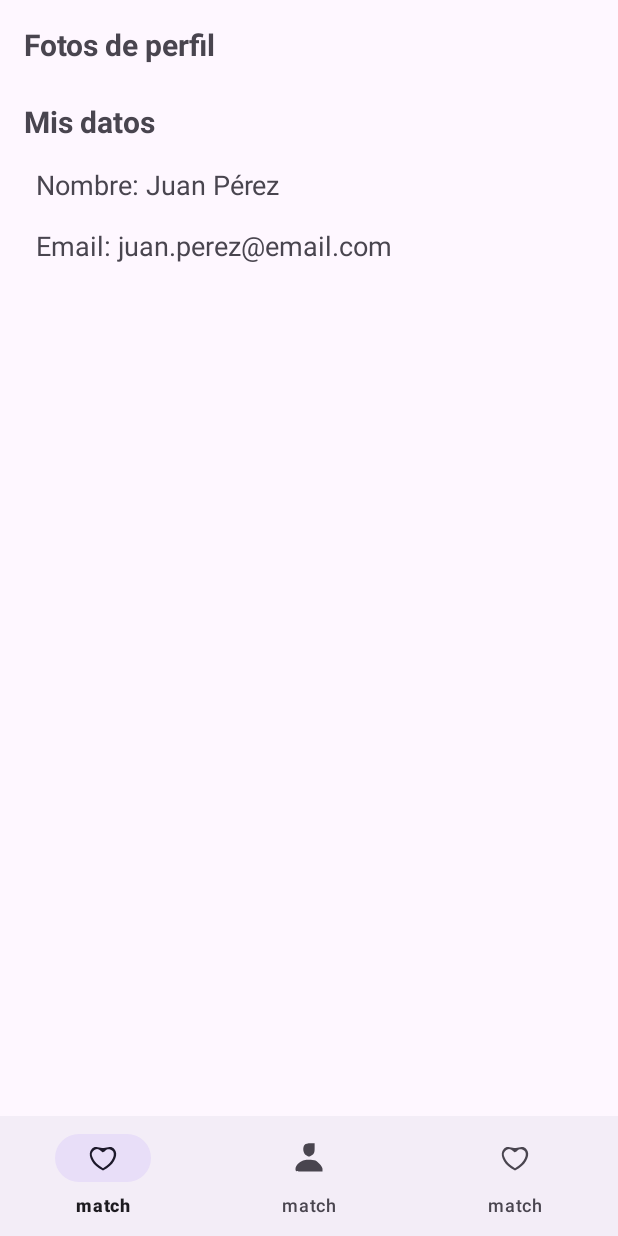
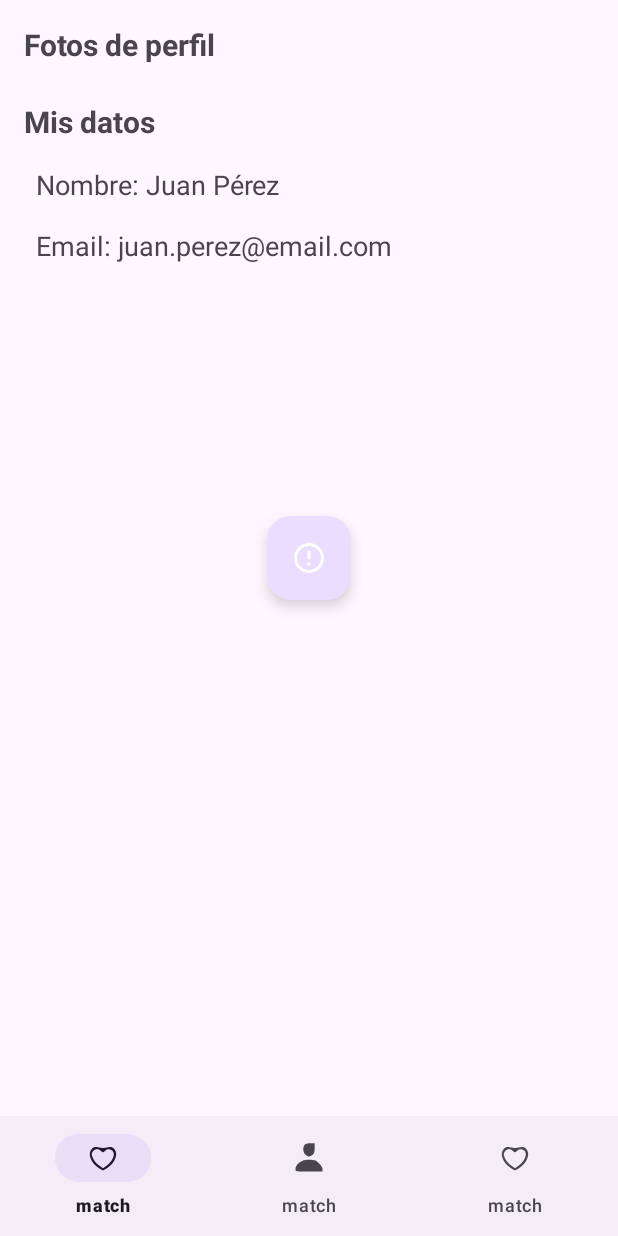
Before and after one commit to CarlosRM-ux/holly, an Android app: the SettingsFragment screen opened through its navigation route, on a phone screen of 412 x 824 dp. Run offline under Robolectric (Android 15) with nearby library versions, the phone set to English and light mode, and no system bars; our stand-ins replace Dagger/Hilt's generated code, navigation-ui.

Commit message:
Agregue al SettingsFragment.kt, la funcion botones() unicamente el boton para abrir la galeria y pasar la imagen a firebase

```diff
--- a/app/src/main/java/com/example/holly/Domain/model/Result.kt
+++ b/app/src/main/java/com/example/holly/Domain/model/Result.kt
@@ -1,4 +1,8 @@
 package com.example.holly.Domain.model
+ //Conceptos de Varianza:
+//out (productor): La clase devuelve valores. Es segura para la herencia.
+//
+//Sin out (consumidor): La clase acepta valores. El tipo tiene que ser exacto.
 
 sealed class Result <out T> {
     data class Success<out T>(val data: T) : Result<T>()
--- a/app/src/main/java/com/example/holly/Presentacion/ui/settings/SettingsFragment.kt
+++ b/app/src/main/java/com/example/holly/Presentacion/ui/settings/SettingsFragment.kt
@@ -5,6 +5,10 @@ import androidx.fragment.app.Fragment
 import android.view.LayoutInflater
 import android.view.View
 import android.view.ViewGroup
+import androidx.activity.result.PickVisualMediaRequest
+import androidx.activity.result.contract.ActivityResultContracts
+import androidx.fragment.app.viewModels
+import androidx.lifecycle.ViewModel
 import com.example.holly.databinding.FragmentSettingsBinding
 import dagger.hilt.android.AndroidEntryPoint
 import javax.inject.Inject
@@ -13,7 +17,7 @@ import javax.inject.Inject
 class SettingsFragment @Inject constructor(): Fragment() {
     private var _binding : FragmentSettingsBinding? =null
     private val binding get() = _binding!!
-
+    private val viewModel: SettingsViewModel by viewModels()
 
 
 
@@ -26,5 +30,25 @@ class SettingsFragment @Inject constructor(): Fragment() {
         return  binding.root
     }
 
+    val pickMedia =
+        registerForActivityResult(ActivityResultContracts.PickVisualMedia()) { uri ->
+            if (uri != null) {
+                println("Uri de la imagen seleccionada: $uri")
+                viewModel.uploadPhoto(uri)
+            }else {
+                println("no selecciono una imagen")
+            }
+        }
 
+    override fun onViewCreated(view: View, savedInstanceState: Bundle?) {
+        super.onViewCreated(view, savedInstanceState)
+
+        botones()
+
+    }
+
+    private fun botones() {
+        binding.agregar.setOnClickListener { pickMedia.launch(PickVisualMediaRequest(
+            ActivityResultContracts.PickVisualMedia.ImageOnly)) }
+    }
 }
--- a/app/src/main/res/layout/fragment_settings.xml
+++ b/app/src/main/res/layout/fragment_settings.xml
@@ -30,6 +30,18 @@
         tools:layoutManager="androidx.recyclerview.widget.GridLayoutManager"
         tools:listitem="@layout/item_photo"
         tools:spanCount="3" />
+
+    <com.google.android.material.floatingactionbutton.FloatingActionButton
+        android:id="@+id/agregar"
+        android:layout_width="wrap_content"
+        android:layout_height="wrap_content"
+        android:layout_margin="1dp"
+        app:srcCompat="@drawable/fingerprint_dialog_error"
+        app:tint="@android:color/white"
+        app:layout_constraintTop_toTopOf="parent"
+        app:layout_constraintLeft_toLeftOf="parent"
+        app:layout_constraintBottom_toBottomOf="parent"
+        app:layout_constraintRight_toRightOf="parent"/>
 
     <TextView
         android:id="@+id/dataTitle"
```
